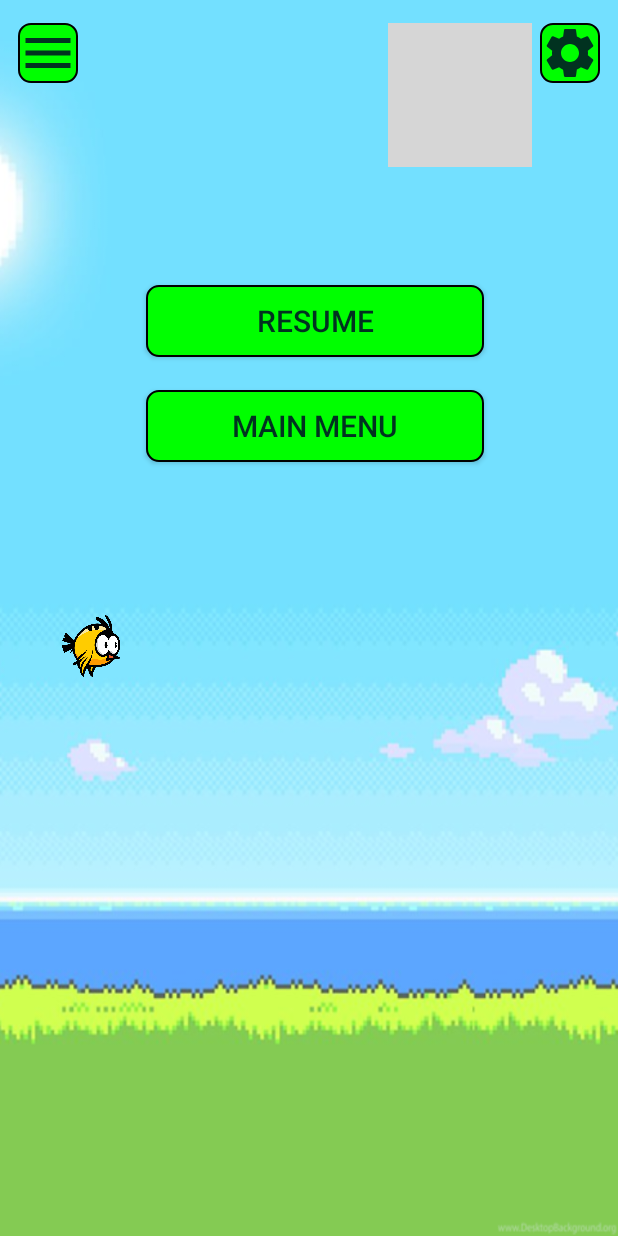
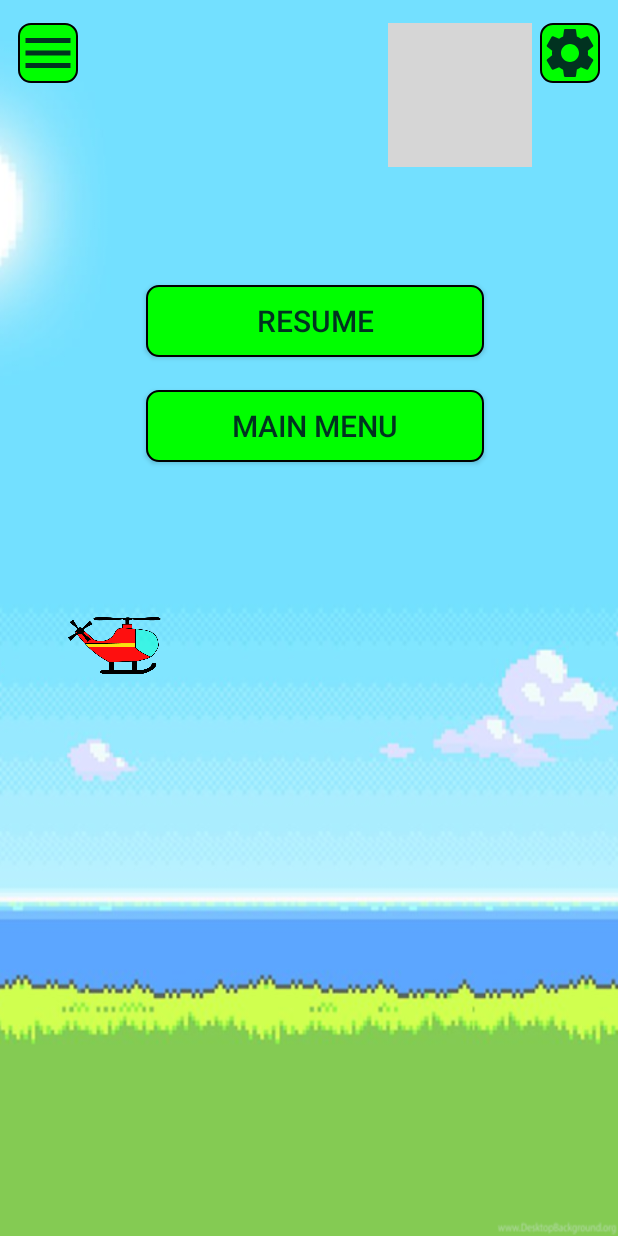
Before and after one commit to LorenzoCorradi/Flying_Chicken, an Android app: the screen it shows after launch (MainActivity), after a tap on an icon or button, on a phone screen of 412 x 824 dp. Run offline under Robolectric (Android 15) with nearby library versions, the phone set to English and light mode, and no system bars; grey boxes are pictures that could not be loaded.

Commit message:
elicottero aggiunto

```diff
--- a/app/src/main/java/com/example/flyingchicken/Bird.java
+++ b/app/src/main/java/com/example/flyingchicken/Bird.java
@@ -11,7 +11,7 @@ public class Bird extends BaseObject{
     public float drop;
     public Bird(){
         this.count=0;
-        this.vFlap=10;
+        this.vFlap=5;
         this.idCurrentBitmap=0;
         this.drop=0;
     }
@@ -44,11 +44,11 @@ public class Bird extends BaseObject{
 
         count++;
         if(this.count==this.vFlap){
-            if(this.idCurrentBitmap==1){
+            if(this.idCurrentBitmap==3){
                 this.idCurrentBitmap=0;
             }
             else{
-                this.idCurrentBitmap=1;
+                this.idCurrentBitmap++;
             }
            /* for(int i=0;i<arrBms.size();i++){
                 if(1==arrBms.size()-1){
--- a/app/src/main/java/com/example/flyingchicken/GameView.java
+++ b/app/src/main/java/com/example/flyingchicken/GameView.java
@@ -34,13 +34,15 @@ public class GameView extends View {
         super(context, attrs);
 
         bird=new Bird();
-        bird.setWidth((100*Constants.SCREEN_WIDTH/1000));
+        bird.setWidth((2*100*Constants.SCREEN_WIDTH/1000));
         bird.setHeight((100*Constants.SCREEN_HEIGHT/1900));
         bird.setX(100*Constants.SCREEN_WIDTH/1000);
         bird.setY(Constants.SCREEN_HEIGHT/2-bird.getHeight()/2);
         ArrayList<Bitmap> arrBms=new ArrayList<>();
-        arrBms.add(BitmapFactory.decodeResource(this.getResources(),R.drawable.bird1));
-        arrBms.add(BitmapFactory.decodeResource(this.getResources(),R.drawable.bird2));
+        arrBms.add(BitmapFactory.decodeResource(this.getResources(),R.drawable.eli_frame1));
+        arrBms.add(BitmapFactory.decodeResource(this.getResources(),R.drawable.eli_frame2));
+        arrBms.add(BitmapFactory.decodeResource(this.getResources(),R.drawable.eli_frame3));
+        arrBms.add(BitmapFactory.decodeResource(this.getResources(),R.drawable.eli_frame4));
         bird.setArrBms(arrBms);
 
         Pipe start=new Pipe();
```
Also changed, not shown: app/src/main/res/drawable-v24/eli_frame1.png (added), app/src/main/res/drawable-v24/eli_frame2.png (added), app/src/main/res/drawable-v24/eli_frame3.png (added), app/src/main/res/drawable-v24/eli_frame4.png (added).
